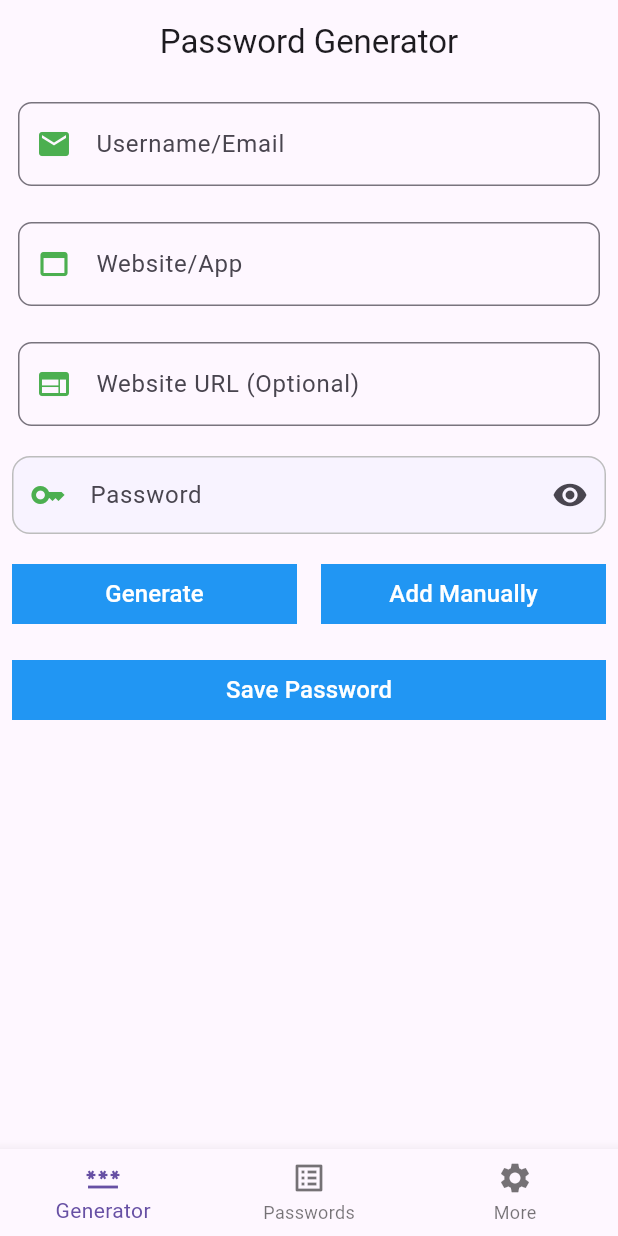
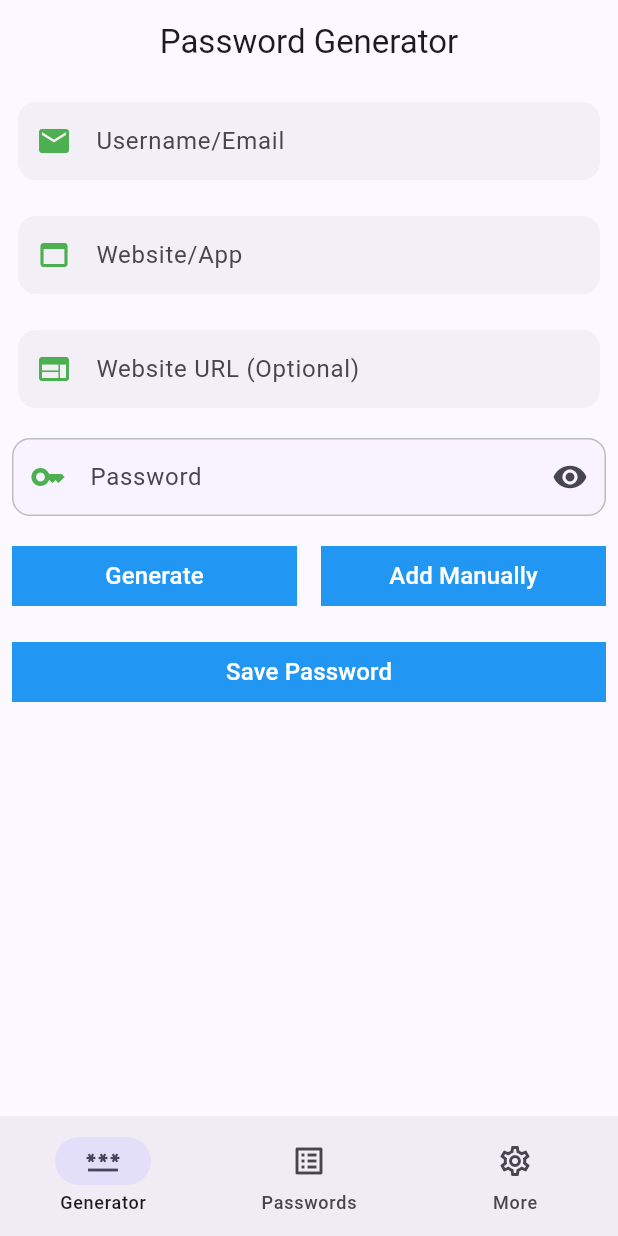
Before and after one commit to aaqilmodak29/password-generator, a Flutter app: the HomeNav screen opened directly, on a phone screen of 412 x 824 dp. Run offline on Flutter 3.47's test engine with Material 3 defaults, Android fonts, the phone set to English and light mode, and no system bars; our stand-ins replace file_picker, flutter_secure_storage, local_auth, open_filex, package_info_plus, sqflite_sqlcipher; missing offline and left inert: cryptography, file_saver; accounts and stored records are empty; network calls fail.

Commit message:
feat(theme): give the app a theme
MaterialApp was constructed without one, so every screen rendered Flutter's
stock defaults and each page styled itself ad hoc — repeating border radii and
paddings, and drifting apart from the others as they were edited separately.

One seed colour now generates both palettes, so light and dark stay related
rather than being two hand-tuned sets that disagree. themeMode follows the
system: this is an app opened in odd places, and a forced light theme at night
is its own kind of unusable.

Cards are filled rather than shadowed. The passwords list is a long column of
them, and a shadow on every one turns the screen into noise. The app bar only
lifts once content scrolls under it, so a resting screen reads as one surface
instead of two stacked panels.

BottomNavigationBar became NavigationBar. The former is the Material 2
component and ignores most of what is set here, which is why it looked out of
place beside everything else. The update badge carries over to both the
selected and unselected icons.

No behaviour changes — only what things look like.

```diff
--- a/lib/pages/home_nav.dart
+++ b/lib/pages/home_nav.dart
@@ -65,22 +65,31 @@ class _HomeNavState extends State<HomeNav> {
         index: _index,
         children: _pages,
       ),
-      bottomNavigationBar: BottomNavigationBar(
-        currentIndex: _index,
-        onTap: (i) => setState(() => _index = i),
-        items: [
-          const BottomNavigationBarItem(
-            icon: Icon(Icons.password),
+      // NavigationBar rather than BottomNavigationBar: the latter is the
+      // Material 2 component and ignores most of the app's theme, which is
+      // why it looked out of place next to everything else.
+      bottomNavigationBar: NavigationBar(
+        selectedIndex: _index,
+        onDestinationSelected: (i) => setState(() => _index = i),
+        destinations: [
+          const NavigationDestination(
+            icon: Icon(Icons.password_outlined),
+            selectedIcon: Icon(Icons.password),
             label: 'Generator',
           ),
-          const BottomNavigationBarItem(
-            icon: Icon(Icons.list_alt),
+          const NavigationDestination(
+            icon: Icon(Icons.list_alt_outlined),
+            selectedIcon: Icon(Icons.list_alt),
             label: 'Passwords',
           ),
-          BottomNavigationBarItem(
+          NavigationDestination(
             // A dot rather than a count: there is only ever one newer release,
             // and a number would imply otherwise.
             icon: Badge(
+              isLabelVisible: badged,
+              child: const Icon(Icons.settings_outlined),
+            ),
+            selectedIcon: Badge(
               isLabelVisible: badged,
               child: const Icon(Icons.settings),
             ),
```
Also changed, not shown: lib/main.dart (+10 -1 lines), lib/theme.dart (added, +117 -0 lines).
